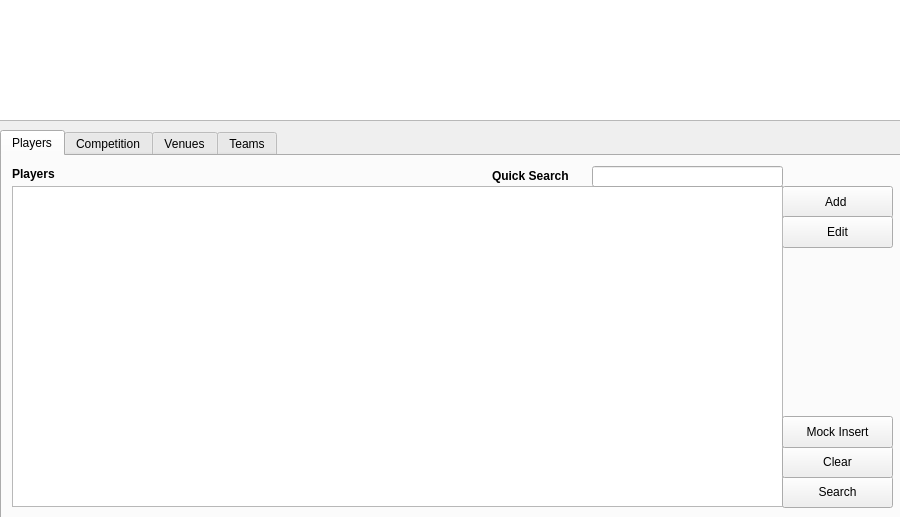
stefanmarjanovic/Comp, file mainwindow.ui: the form before one commit.
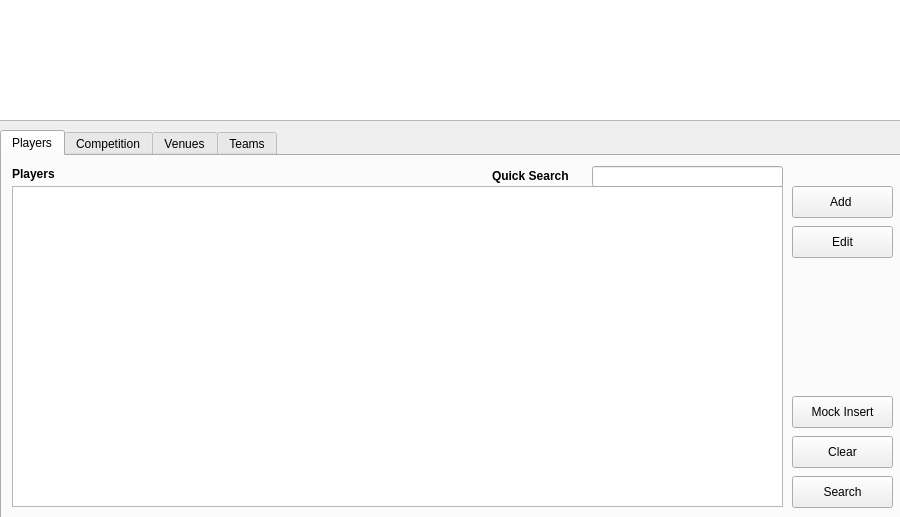
The form after the commit. The open tabs and pages were chosen to show the change. Icons and pictures are not drawn.

```diff
--- a/mainwindow.ui
+++ b/mainwindow.ui
@@ -77,9 +77,9 @@
      <widget class="QPushButton" name="playeAdButton">
       <property name="geometry">
        <rect>
-        <x>780</x>
+        <x>790</x>
         <y>30</y>
-        <width>111</width>
+        <width>101</width>
         <height>32</height>
        </rect>
       </property>
@@ -90,9 +90,9 @@
      <widget class="QPushButton" name="PlayerEditButton">
       <property name="geometry">
        <rect>
-        <x>780</x>
-        <y>60</y>
-        <width>111</width>
+        <x>790</x>
+        <y>70</y>
+        <width>101</width>
         <height>32</height>
        </rect>
       </property>
@@ -147,9 +147,9 @@
      <widget class="QPushButton" name="Refine">
       <property name="geometry">
        <rect>
-        <x>780</x>
+        <x>790</x>
         <y>320</y>
-        <width>111</width>
+        <width>101</width>
         <height>32</height>
        </rect>
       </property>
@@ -160,9 +160,9 @@
      <widget class="QPushButton" name="Clear">
       <property name="geometry">
        <rect>
-        <x>780</x>
-        <y>290</y>
-        <width>111</width>
+        <x>790</x>
+        <y>280</y>
+        <width>101</width>
         <height>32</height>
        </rect>
       </property>
@@ -202,9 +202,9 @@
      <widget class="QPushButton" name="mockInsert">
       <property name="geometry">
        <rect>
-        <x>780</x>
-        <y>260</y>
-        <width>111</width>
+        <x>790</x>
+        <y>240</y>
+        <width>101</width>
         <height>32</height>
        </rect>
       </property>
```
Left out of the diff: 48 changed lines with no effect on the pictures.
